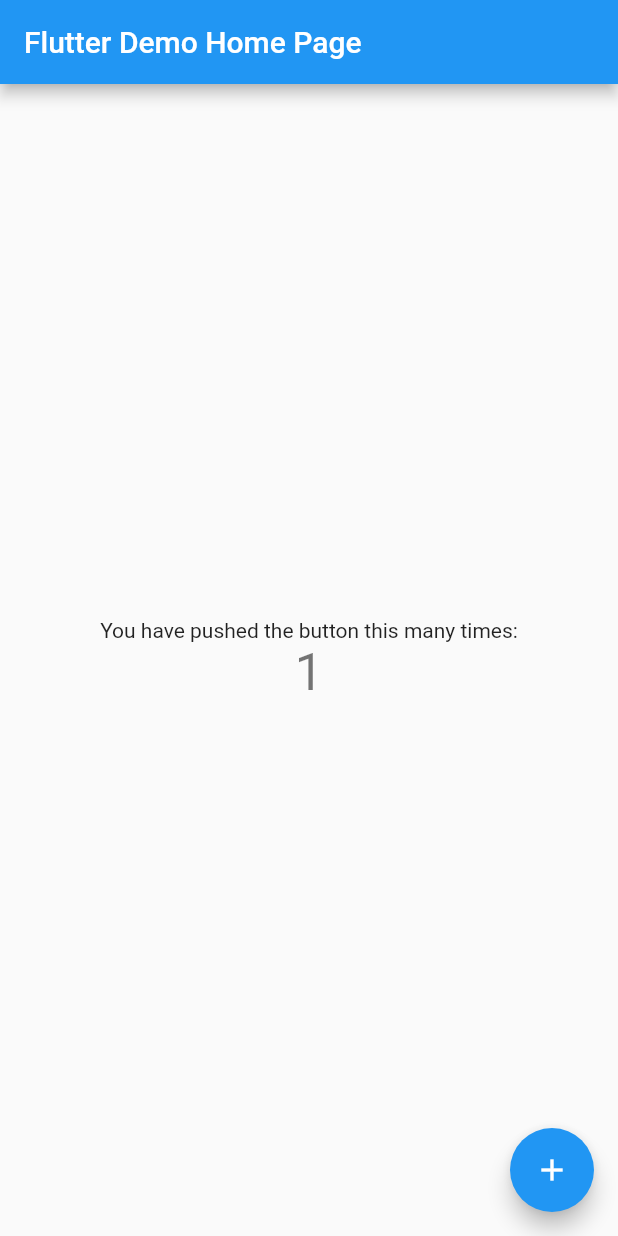
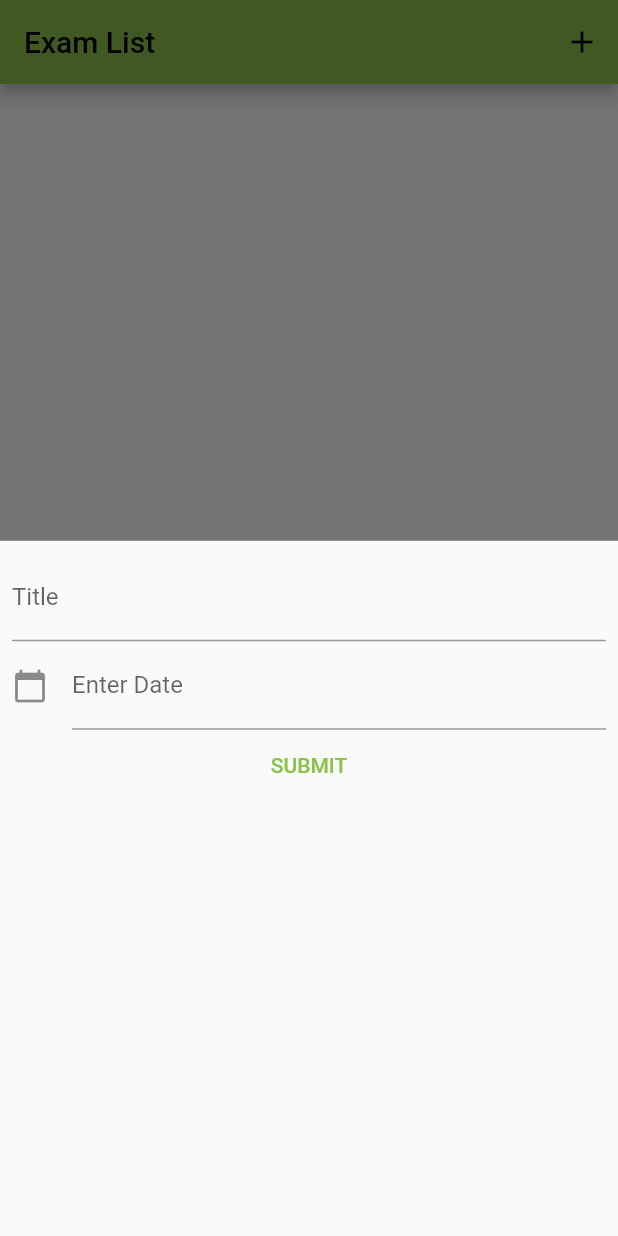
Before and after one commit to Drobarov12/FirstFlutter, a Flutter app: the screen it shows after launch, after a tap on the "add" icon, on a phone screen of 412 x 824 dp. Run offline on Flutter 3.47's test engine with Material 2 defaults, Android fonts, the phone set to English and light mode, and no system bars; our stand-ins replace nanoid.

Commit message:
Add + Delete exam functionality

```diff
--- /dev/null
+++ b/flutter_lab3/lib/Model/Exams.dart
@@ -0,0 +1,11 @@
+class Exams {
+  final String id;
+  final String title;
+  final DateTime dateTime;
+
+  Exams({
+    required this.id,
+    required this.title,
+    required this.dateTime,
+  });
+}
--- /dev/null
+++ b/flutter_lab3/lib/Widget/NewExam.dart
@@ -0,0 +1,76 @@
+import 'package:flutter/material.dart';
+import 'package:flutter_lab3/Model/Exams.dart';
+import 'package:intl/intl.dart';
+import 'package:nanoid/nanoid.dart';
+
+class NewExam extends StatefulWidget {
+  final Function addItem;
+
+  NewExam(this.addItem);
+
+  @override
+  State<StatefulWidget> createState() => _NewExamState();
+}
+
+class _NewExamState extends State<NewExam> {
+  final _naslovController = TextEditingController();
+  final _vrednostController = TextEditingController();
+
+  void _submitData() {
+    if (_vrednostController.text.isEmpty) {
+      return;
+    }
+    final vnesenNaslov = _naslovController.text;
+    final vnesenaVrednost = DateTime.parse(_vrednostController.text);
+
+    if (vnesenNaslov.isEmpty) {
+      return;
+    }
+
+    final newItem =
+        Exams(id: nanoid(5), title: vnesenNaslov, dateTime: vnesenaVrednost);
+    widget.addItem(newItem);
+    Navigator.of(context).pop();
+  }
+
+  @override
+  Widget build(BuildContext context) {
+    return Container(
+      padding: EdgeInsets.all(8),
+      child: Column(
+        children: [
+          TextField(
+            controller: _naslovController,
+            decoration: InputDecoration(labelText: "Title"),
+            onSubmitted: (_) => _submitData(),
+          ),
+          TextField(
+            controller: _vrednostController,
+            decoration: InputDecoration(
+                icon: Icon(Icons.calendar_today), labelText: "Enter Date"),
+            readOnly: true,
+            onTap: () async {
+              DateTime? pickedDate = await showDatePicker(
+                context: context,
+                initialDate: DateTime.now(),
+                firstDate: DateTime(2000),
+                lastDate: DateTime(2101),
+              );
+              if (pickedDate != null) {
+                String formattedDate =
+                    DateFormat('yyyy-MM-dd').format(pickedDate);
+                setState(() {
+                  _vrednostController.text = formattedDate;
+                });
+              }
+            },
+          ),
+          TextButton(
+            child: Text("SUBMIT"),
+            onPressed: () => _submitData(),
+          ),
+        ],
+      ),
+    );
+  }
+}
--- /dev/null
+++ b/flutter_lab3/lib/Widget/mainBody.dart
@@ -0,0 +1,55 @@
+// ignore_for_file: empty_constructor_bodies
+
+import 'package:flutter/material.dart';
+import 'package:intl/intl.dart';
+
+import '../Model/Exams.dart';
+
+class MainBody extends StatefulWidget {
+  List<Exams> ExamsList;
+
+  MainBody({required this.ExamsList});
+
+  @override
+  _MainBodyState createState() => _MainBodyState();
+}
+
+class _MainBodyState extends State<MainBody> {
+  void _deleteItem(String id) {
+    setState(() {
+      widget.ExamsList.removeWhere((elem) => elem.id == id);
+    });
+  }
+
+  @override
+  Widget build(BuildContext context) {
+    return Center(
+      child: widget.ExamsList.isEmpty
+          ? Text("No elements")
+          : ListView.builder(
+              itemBuilder: (ctx, index) {
+                return Card(
+                  elevation: 3,
+                  // ignore: prefer_const_constructors
+                  margin: EdgeInsets.symmetric(
+                    vertical: 8,
+                    horizontal: 10,
+                  ),
+                  child: ListTile(
+                    title: Text(widget.ExamsList[index].title),
+                    subtitle: Text(
+                      DateFormat("yyyy-MM-dd")
+                          .format(widget.ExamsList[index].dateTime),
+                    ),
+                    trailing: IconButton(
+                      icon: Icon(Icons.delete),
+                      onPressed: () => _deleteItem(widget.ExamsList[index].id),
+                    ),
+                  ),
+                );
+              },
+              itemCount: widget.ExamsList.length,
+            ),
+    );
+  }
+}
--- a/flutter_lab3/lib/main.dart
+++ b/flutter_lab3/lib/main.dart
@@ -1,4 +1,7 @@
 import 'package:flutter/material.dart';
+import 'package:flutter_lab3/Model/Exams.dart';
+import 'package:flutter_lab3/Widget/NewExam.dart';
+import 'package:flutter_lab3/Widget/mainBody.dart';
 
 void main() {
   runApp(const MyApp());
@@ -13,103 +16,52 @@
     return MaterialApp(
       title: 'Flutter Demo',
       theme: ThemeData(
-        // This is the theme of your application.
-        //
-        // Try running your application with "flutter run". You'll see the
-        // application has a blue toolbar. Then, without quitting the app, try
-        // changing the primarySwatch below to Colors.green and then invoke
-        // "hot reload" (press "r" in the console where you ran "flutter run",
-        // or simply save your changes to "hot reload" in a Flutter IDE).
-        // Notice that the counter didn't reset back to zero; the application
-        // is not restarted.
-        primarySwatch: Colors.blue,
+        primarySwatch: Colors.lightGreen,
+        accentColor: Colors.red,
       ),
-      home: const MyHomePage(title: 'Flutter Demo Home Page'),
+      home: MyHomePage(),
     );
   }
 }
 
 class MyHomePage extends StatefulWidget {
-  const MyHomePage({super.key, required this.title});
-
-  // This widget is the home page of your application. It is stateful, meaning
-  // that it has a State object (defined below) that contains fields that affect
-  // how it looks.
-
-  // This class is the configuration for the state. It holds the values (in this
-  // case the title) provided by the parent (in this case the App widget) and
-  // used by the build method of the State. Fields in a Widget subclass are
-  // always marked "final".
-
-  final String title;
-
   @override
   State<MyHomePage> createState() => _MyHomePageState();
 }
 
 class _MyHomePageState extends State<MyHomePage> {
-  int _counter = 0;
+  List<Exams> exams = [];
 
-  void _incrementCounter() {
+  void _addItemFunction(BuildContext ct) {
+    showModalBottomSheet(
+        context: ct,
+        builder: (_) {
+          return GestureDetector(
+              onTap: () {},
+              child: NewExam(_addNewItemToList),
+              behavior: HitTestBehavior.opaque);
+        });
+  }
+
+  void _addNewItemToList(Exams item) {
     setState(() {
-      // This call to setState tells the Flutter framework that something has
-      // changed in this State, which causes it to rerun the build method below
-      // so that the display can reflect the updated values. If we changed
-      // _counter without calling setState(), then the build method would not be
-      // called again, and so nothing would appear to happen.
-      _counter++;
+      exams.add(item);
     });
   }
 
   @override
   Widget build(BuildContext context) {
-    // This method is rerun every time setState is called, for instance as done
-    // by the _incrementCounter method above.
-    //
-    // The Flutter framework has been optimized to make rerunning build methods
-    // fast, so that you can just rebuild anything that needs updating rather
-    // than having to individually change instances of widgets.
     return Scaffold(
       appBar: AppBar(
-        // Here we take the value from the MyHomePage object that was created by
-        // the App.build method, and use it to set our appbar title.
-        title: Text(widget.title),
+        title: Text("Exam List"),
+        actions: <Widget>[
+          IconButton(
+            icon: Icon(Icons.add),
+            onPressed: () => _addItemFunction(context),
+          )
+        ],
       ),
-      body: Center(
-        // Center is a layout widget. It takes a single child and positions it
-        // in the middle of the parent.
-        child: Column(
-          // Column is also a layout widget. It takes a list of children and
-          // arranges them vertically. By default, it sizes itself to fit its
-          // children horizontally, and tries to be as tall as its parent.
-          //
-          // Invoke "debug painting" (press "p" in the console, choose the
-          // "Toggle Debug Paint" action from the Flutter Inspector in Android
-          // Studio, or the "Toggle Debug Paint" command in Visual Studio Code)
-          // to see the wireframe for each widget.
-          //
-          // Column has various properties to control how it sizes itself and
-          // how it positions its children. Here we use mainAxisAlignment to
-          // center the children vertically; the main axis here is the vertical
-          // axis because Columns are vertical (the cross axis would be
-          // horizontal).
-          mainAxisAlignment: MainAxisAlignment.center,
-          children: <Widget>[
-            const Text(
-              'You have pushed the button this many times:',
-            ),
-            Text(
-              '$_counter',
-              style: Theme.of(context).textTheme.headline4,
-            ),
-          ],
-        ),
-      ),
-      floatingActionButton: FloatingActionButton(
-        onPressed: _incrementCounter,
-        tooltip: 'Increment',
-        child: const Icon(Icons.add),
-      ), // This trailing comma makes auto-formatting nicer for build methods.
+      body: MainBody(ExamsList: exams),
     );
   }
 }
--- a/flutter_lab3/pubspec.yaml
+++ b/flutter_lab3/pubspec.yaml
@@ -29,8 +29,10 @@
 # the latest version available on pub.dev. To see which dependencies have newer
 # versions available, run `flutter pub outdated`.
 dependencies:
+  nanoid:
   flutter:
     sdk: flutter
+  intl: ^0.17.0
 
 
   # The following adds the Cupertino Icons font to your application.
```
Also changed, not shown: flutter_lab3/pubspec.lock.
